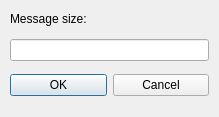
Old version of the form AFDX_GUI/ui/MsgSizeDialog.ui in the repository PavelVdovin/AFDX_Designer.
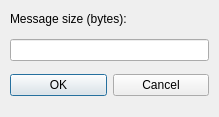
New version of the form.

What changed in the file:
```diff
--- a/AFDX_GUI/ui/MsgSizeDialog.ui
+++ b/AFDX_GUI/ui/MsgSizeDialog.ui
@@ -47,7 +47,7 @@
        </sizepolicy>
       </property>
       <property name="text">
-       <string>Message size:</string>
+       <string>Message size (bytes):</string>
       </property>
      </widget>
     </item>
```
